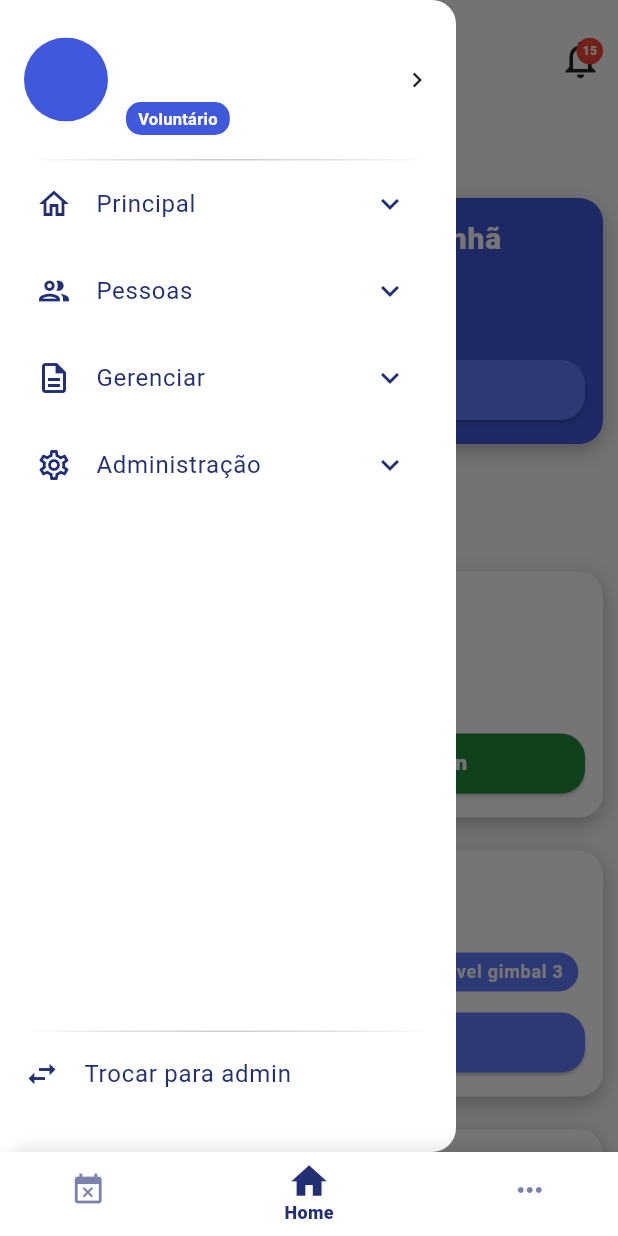
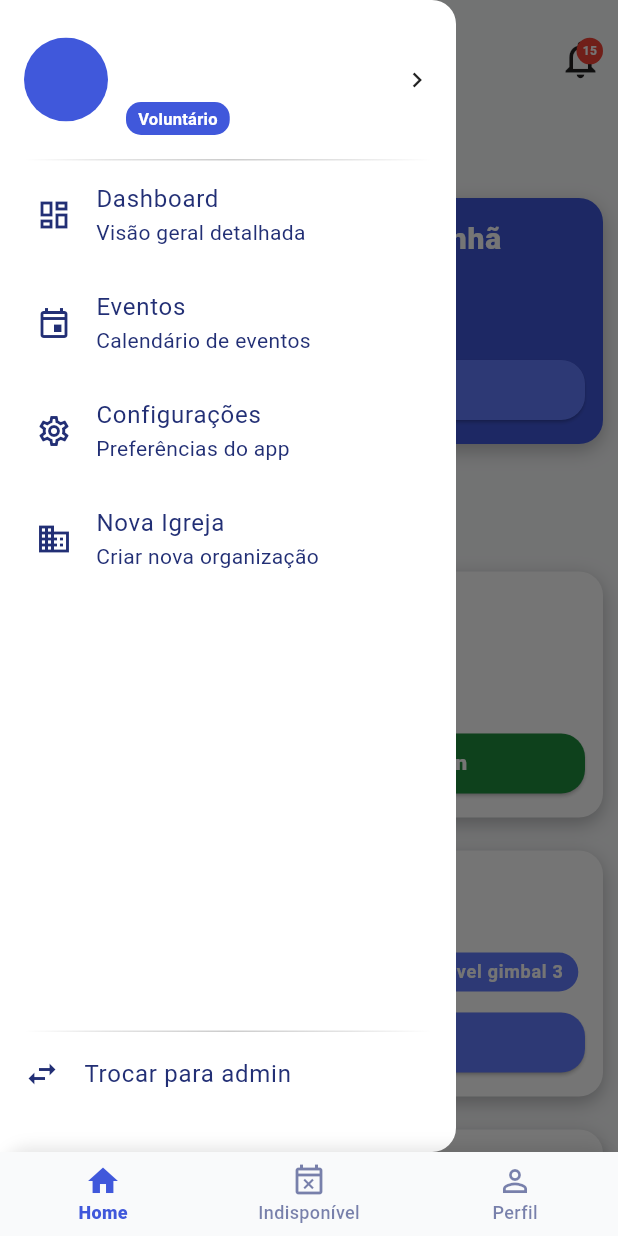
Before and after one commit to AndersonASP/servus_app, a Flutter app: the DashboardScreen screen opened by its route, with the side drawer open, on a phone screen of 412 x 824 dp. Run offline on Flutter 3.47's test engine with Material 3 defaults, Android fonts, the light colour scheme and no system bars; drawn by our look-alikes of flutter_slidable; our stand-ins replace app_links, dio, flutter_secure_storage, flutter_speed_dial, flutter_svg, go_router and 9 more; missing offline and left inert: mobile_scanner; accounts and stored records are empty.

Commit message:
Ajustes no menu

```diff
--- a/lib/core/layout/app_shell.dart
+++ b/lib/core/layout/app_shell.dart
@@ -1,6 +1,5 @@
 import 'package:flutter/material.dart';
 import 'package:go_router/go_router.dart';
-import 'package:servus_app/shared/widgets/more_options_sheet.dart';
 
 class AppShell extends StatelessWidget {
   final Widget child;
@@ -8,22 +7,22 @@ class AppShell extends StatelessWidget {
   const AppShell({super.key, required this.child});
 
   int _getCurrentIndex(String location) {
-    if (location.startsWith('/volunteer/indisponibilidade')) return 0;
-    if (location.startsWith('/volunteer/dashboard')) return 1;
+    if (location.startsWith('/volunteer/dashboard')) return 0;
+    if (location.startsWith('/volunteer/indisponibilidade')) return 1;
     if (location.startsWith('/perfil')) return 2;
-    return 1;
+    return 0; // Default para Home
   }
 
   void _onTabSelected(BuildContext context, int index) {
     switch (index) {
       case 0:
+        context.go('/volunteer/dashboard');
+        break;
+      case 1:
         context.push('/volunteer/indisponibilidade');
         break;
-      case 1:
-        context.go('/volunteer/dashboard');
-        break;
       case 2:
-        MoreOptionsSheet.show(context);
+        context.push('/perfil');
         break;
     }
   }
@@ -52,9 +51,10 @@ class AppShell extends StatelessWidget {
         ),
         child: BottomNavigationBar(
           elevation: 0,
+          backgroundColor: Theme.of(context).scaffoldBackgroundColor,
           currentIndex: currentIndex,
-          type: BottomNavigationBarType.shifting, // mais controle visual
-          selectedItemColor: Theme.of(context).colorScheme.onSurface,
+          type: BottomNavigationBarType.fixed, // mais controle visual
+          selectedItemColor: Theme.of(context).colorScheme.primary,
           unselectedItemColor: Theme.of(context).colorScheme.onSurface.withValues(alpha: 0.6),
           selectedLabelStyle: const TextStyle(
             fontSize: 12,
@@ -67,31 +67,34 @@ class AppShell extends StatelessWidget {
           onTap: (index) => _onTabSelected(context, index),
           items: [
             BottomNavigationBarItem(
-              backgroundColor: Theme.of(context).colorScheme.surface,
+              backgroundColor: Theme.of(context).scaffoldBackgroundColor,
               icon: AnimatedScale(
                 scale: currentIndex == 0 ? 1.2 : 1.0,
                 duration: const Duration(milliseconds: 200),
-                child: const Icon(Icons.event_busy),
+                child: const Icon(Icons.home_outlined),
               ),
+              activeIcon: const Icon(Icons.home),
+              label: 'Home',
+            ),
+            BottomNavigationBarItem(
+              backgroundColor: Theme.of(context).scaffoldBackgroundColor,
+              icon: AnimatedScale(
+                scale: currentIndex == 1 ? 1.2 : 1.0,
+                duration: const Duration(milliseconds: 200),
+                child: const Icon(Icons.event_busy_outlined),
+              ),
+              activeIcon: const Icon(Icons.event_busy),
               label: 'Indisponível',
             ),
             BottomNavigationBarItem(
-              backgroundColor: Theme.of(context).colorScheme.surface,
-              icon: AnimatedScale(
-                scale: currentIndex == 1 ? 1.2 : 1.0,
-                duration: const Duration(milliseconds: 200),
-                child: const Icon(Icons.home),
-              ),
-              label: 'Home',
-            ),
-            BottomNavigationBarItem(
-              backgroundColor: Theme.of(context).colorScheme.surface,
+              backgroundColor: Theme.of(context).scaffoldBackgroundColor,
               icon: AnimatedScale(
                 scale: currentIndex == 2 ? 1.2 : 1.0,
                 duration: const Duration(milliseconds: 200),
-                child: const Icon(Icons.more_horiz),
+                child: const Icon(Icons.person_outline),
               ),
-              label: 'Mais',
+              activeIcon: const Icon(Icons.person),
+              label: 'Perfil',
             ),
           ],
         ),
--- a/lib/features/volunteers/dashboard/widgets/drawer_menu_voluntario.dart
+++ b/lib/features/volunteers/dashboard/widgets/drawer_menu_voluntario.dart
@@ -59,42 +59,79 @@ class DrawerMenuVoluntario extends StatelessWidget {
               ),
             ),
 
-            // Menu
+            // Menu simplificado
             Expanded(
               child: SingleChildScrollView(
                 padding: const EdgeInsets.symmetric(horizontal: 8),
                 physics: const BouncingScrollPhysics(),
                 child: Column(
                   children: [
-                    // 🏠 PRINCIPAL
-                    Theme(
-                      data: Theme.of(context).copyWith(
-                        dividerColor: Colors.transparent,
-                      ),
-                      child: ExpansionTile(
-                        leading: const Icon(Icons.home_outlined),
-                        title: const Text('Principal'),
-                        children: [
-                          Padding(
-                            padding: const EdgeInsets.only(left: 16),
-                            child: ListTile(
+                    // 📊 Dashboard detalhado
+                    ListTile(
                       leading: const Icon(Icons.dashboard_outlined),
                       title: const Text('Dashboard'),
-                              subtitle: const Text('Visão geral'),
+                      subtitle: const Text('Visão geral detalhada'),
                       onTap: () {
                         Navigator.pop(context);
-                                // TODO: Implementar navegação para dashboard do voluntário
+                        // TODO: Implementar navegação para dashboard detalhado
                       },
                     ),
+
+                    // 🎯 Eventos
+                    ListTile(
+                      leading: const Icon(Icons.event_outlined),
+                      title: const Text('Eventos'),
+                      subtitle: const Text('Calendário de eventos'),
+                      onTap: () {
+                        Navigator.pop(context);
+                        // TODO: Implementar navegação para eventos
+                      },
                     ),
-                          // Ministérios (visível apenas quando NÃO está visualizando como voluntário)
+
+                    // 📋 Formulários (condicional)
                     if (modoAtual != 'Voluntário' &&
-                              (usuario!.role == UserRole.tenant_admin ||
-                               usuario.role == UserRole.branch_admin ||
-                               usuario.role == UserRole.leader))
-                            Padding(
-                              padding: const EdgeInsets.only(left: 16),
-                              child: ListTile(
+                        (usuario?.role == UserRole.tenant_admin ||
+                         usuario?.role == UserRole.branch_admin))
+                      ListTile(
+                        leading: const Icon(Icons.assignment_outlined),
+                        title: const Text('Formulários'),
+                        subtitle: const Text('Preencher formulários'),
+                        onTap: () {
+                          Navigator.pop(context);
+                          // TODO: Implementar navegação para formulários
+                        },
+                      ),
+
+                    // ⚙️ Configurações
+                    ListTile(
+                      leading: const Icon(Icons.settings_outlined),
+                      title: const Text('Configurações'),
+                      subtitle: const Text('Preferências do app'),
+                      onTap: () {
+                        Navigator.pop(context);
+                        // TODO: Implementar navegação para configurações
+                      },
+                    ),
+
+                    // 🏢 Administração (apenas para servus_admin)
+                    if (usuario?.role == UserRole.servus_admin)
+                      ListTile(
+                        leading: const Icon(Icons.business_outlined),
+                        title: const Text('Nova Igreja'),
+                        subtitle: const Text('Criar nova organização'),
+                        onTap: () {
+                          Navigator.pop(context);
+                          // TODO: Implementar navegação para criar tenant
+                        },
+                      ),
+
+                    // 👥 Gestão de Pessoas (apenas quando não está como voluntário)
+                    if (modoAtual != 'Voluntário' &&
+                        (usuario?.role == UserRole.tenant_admin ||
+                         usuario?.role == UserRole.branch_admin ||
+                         usuario?.role == UserRole.leader)) ...[
+                      const Divider(),
+                      ListTile(
                         leading: const Icon(Icons.groups_outlined),
                         title: const Text('Ministérios'),
                         subtitle: const Text('Gerenciar ministérios'),
@@ -103,45 +140,16 @@ class DrawerMenuVoluntario extends StatelessWidget {
                           // TODO: Implementar navegação para ministérios
                         },
                       ),
-                            ),
-                        ],
-                      ),
-                    ),
-
-                    // 👥 PESSOAS
-                    Theme(
-                      data: Theme.of(context).copyWith(
-                        dividerColor: Colors.transparent,
-                      ),
-                      child: ExpansionTile(
-                        leading: const Icon(Icons.people_outlined),
-                        title: const Text('Pessoas'),
-                        children: [
-                          // Membros (visível apenas quando NÃO está visualizando como voluntário)
-                          if (modoAtual != 'Voluntário' &&
-                              (usuario!.role == UserRole.tenant_admin ||
-                               usuario.role == UserRole.branch_admin ||
-                               usuario.role == UserRole.leader))
-                            Padding(
-                              padding: const EdgeInsets.only(left: 16),
-                              child: ListTile(
+                      ListTile(
                         leading: const Icon(Icons.group_add_outlined),
                         title: const Text('Membros'),
                         subtitle: const Text('Gerenciar membros'),
                         onTap: () {
                           Navigator.pop(context);
-                                  // TODO: Implementar navegação para tela de membros
+                          // TODO: Implementar navegação para membros
                         },
                       ),
-                            ),
-                          // Voluntários (visível apenas quando NÃO está visualizando como voluntário)
-                          if (modoAtual != 'Voluntário' &&
-                              (usuario!.role == UserRole.tenant_admin ||
-                               usuario.role == UserRole.branch_admin ||
-                               usuario.role == UserRole.leader))
-                            Padding(
-                              padding: const EdgeInsets.only(left: 16),
-                              child: ListTile(
+                      ListTile(
                         leading: const Icon(Icons.people_outlined),
                         title: const Text('Voluntários'),
                         subtitle: const Text('Gerenciar voluntários'),
@@ -150,92 +158,7 @@ class DrawerMenuVoluntario extends StatelessWidget {
                           // TODO: Implementar navegação para voluntários
                         },
                       ),
-                            ),
                     ],
-                      ),
-                    ),
-
-                    // 📋 GERENCIAR
-                    Theme(
-                      data: Theme.of(context).copyWith(
-                        dividerColor: Colors.transparent,
-                      ),
-                      child: ExpansionTile(
-                        leading: const Icon(Icons.description_outlined),
-                        title: const Text('Gerenciar'),
-                        children: [
-                          // 1. MINHAS ESCALAS - Mais importante para voluntário
-                          Padding(
-                            padding: const EdgeInsets.only(left: 16),
-                            child: ListTile(
-                              leading: const Icon(Icons.schedule_outlined),
-                              title: const Text('Minhas Escalas'),
-                              subtitle: const Text('Ver escalas atribuídas'),
-                              onTap: () {
-                                Navigator.pop(context);
-                                // TODO: Implementar navegação para escalas do voluntário
-                              },
-                            ),
-                          ),
-                          // 2. EVENTOS - Depende de escalas
-                          Padding(
-                            padding: const EdgeInsets.only(left: 16),
-                            child: ListTile(
-                              leading: const Icon(Icons.event_outlined),
-                              title: const Text('Eventos'),
-                              subtitle: const Text('Ver eventos próximos'),
-                              onTap: () {
-                                Navigator.pop(context);
-                                // TODO: Implementar navegação para eventos do voluntário
-                              },
-                            ),
-                          ),
-                          // 3. FORMULÁRIOS - Independente (visível apenas quando NÃO está visualizando como voluntário)
-                          if (modoAtual != 'Voluntário' &&
-                              (usuario!.role == UserRole.tenant_admin ||
-                               usuario.role == UserRole.branch_admin))
-                            Padding(
-                              padding: const EdgeInsets.only(left: 16),
-                              child: ListTile(
-                                leading: const Icon(Icons.assignment_outlined),
-                                title: const Text('Formulários'),
-                                subtitle: const Text('Criar e gerenciar'),
-                                onTap: () {
-                                  Navigator.pop(context);
-                                  // TODO: Implementar navegação para formulários
-                                },
-                              ),
-                            ),
-                        ],
-                      ),
-                    ),
-
-                    // ⚙️ ADMINISTRAÇÃO (só aparece se tiver conteúdo)
-                    if (usuario!.role == UserRole.servus_admin)
-                      Theme(
-                        data: Theme.of(context).copyWith(
-                          dividerColor: Colors.transparent,
-                        ),
-                        child: ExpansionTile(
-                          leading: const Icon(Icons.settings_outlined),
-                          title: const Text('Administração'),
-                          children: [
-                            Padding(
-                              padding: const EdgeInsets.only(left: 16),
-                              child: ListTile(
-                                leading: const Icon(Icons.business_outlined),
-                                title: const Text('Nova igreja'),
-                                subtitle: const Text('Nova organização'),
-                                onTap: () {
-                                  Navigator.pop(context);
-                                  // TODO: Implementar navegação para criar tenant
-                                },
-                              ),
-                            ),
-                          ],
-                        ),
-                      ),
-
                   ],
                 ),
               ),
@@ -258,7 +181,7 @@ class DrawerMenuVoluntario extends StatelessWidget {
                 ),
               ),
             ),
-            if (usuario.role == UserRole.tenant_admin || usuario.role == UserRole.leader || usuario.role == UserRole.servus_admin)
+            if (usuario?.role == UserRole.tenant_admin || usuario?.role == UserRole.leader || usuario?.role == UserRole.servus_admin)
               ListTile(
                 leading: const Icon(Icons.swap_horiz),
                 title: const Text('Trocar para admin'),
--- a/lib/routes/volunteer_routes.dart
+++ b/lib/routes/volunteer_routes.dart
@@ -12,6 +12,14 @@ final List<GoRoute> volunteerRoutes = [
       context,
       state,
       const DashboardScreen(),
+    ),
+  ),
+  GoRoute(
+    path: '/volunteer/escalas',
+    pageBuilder: (context, state) => CustomTransitions.scale(
+      context,
+      state,
+      const EscalaDetalheScreen(),
     ),
   ),
   GoRoute(
@@ -37,6 +45,7 @@ final List<GoRoute> volunteerRoutes = [
       );
     },
   ),
+  // Manter rota antiga para compatibilidade
   GoRoute(
     path: '/volunteer/detalhes-escalas',
     pageBuilder: (context, state) => CustomTransitions.scale(
--- a/lib/shared/widgets/more_options_sheet.dart
+++ b/lib/shared/widgets/more_options_sheet.dart
@@ -29,7 +29,15 @@ class MoreOptionsSheet {
               ),
               Divider(color: context.colors.onSurface, thickness: 0.5),
               _buildOption(
-                  context, Icons.person, 'Meu Perfil', '/volunteer/perfil'),
+                  context, Icons.notifications_outlined, 'Notificações', '/volunteer/notificacoes'),
+              _buildOption(
+                  context, Icons.help_outline, 'Ajuda', '/volunteer/ajuda'),
+              _buildOption(
+                  context, Icons.info_outline, 'Sobre', '/volunteer/sobre'),
+              const SizedBox(height: 8),
+              Divider(color: context.colors.onSurface, thickness: 0.5),
+              _buildOption(
+                  context, Icons.logout, 'Sair', '/logout'),
               const SizedBox(height: 12),
             ],
           ),
@@ -41,11 +49,16 @@ class MoreOptionsSheet {
   static Widget _buildOption(
       BuildContext context, IconData icon, String label, String route) {
     return ListTile(
-      leading: Icon(icon, color: Colors.indigo[700]),
+      leading: Icon(icon, color: context.colors.onSurface.withValues(alpha: 0.7)),
       title: Text(label),
       onTap: () {
         Navigator.pop(context);
-        context.push(route);
+        if (route == '/logout') {
+          // TODO: Implementar logout
+          debugPrint('Logout solicitado');
+        } else {
+          context.push(route);
+        }
       },
     );
   }
```
Lines whose indentation alone changed are shown as unchanged.
